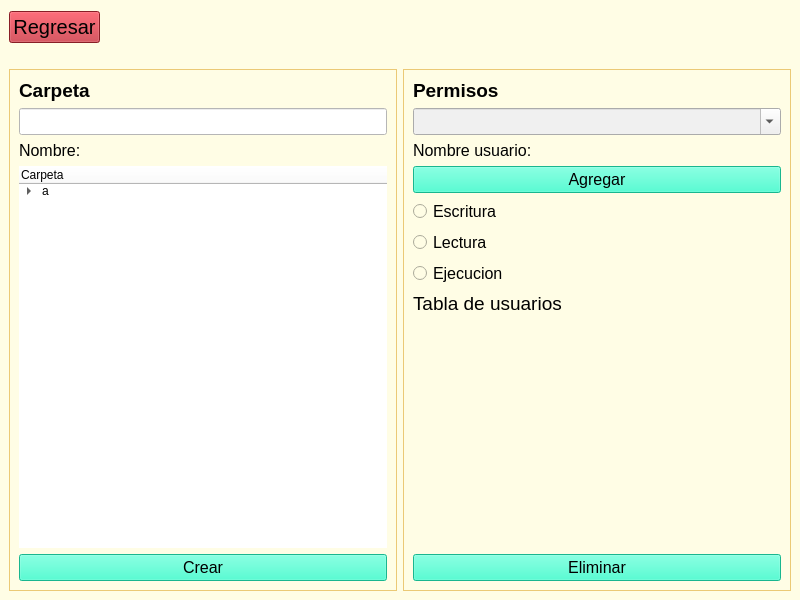
enajera123/Proyectos-So, file Proyecto 3/vista/modificar.ui: the form before one commit.
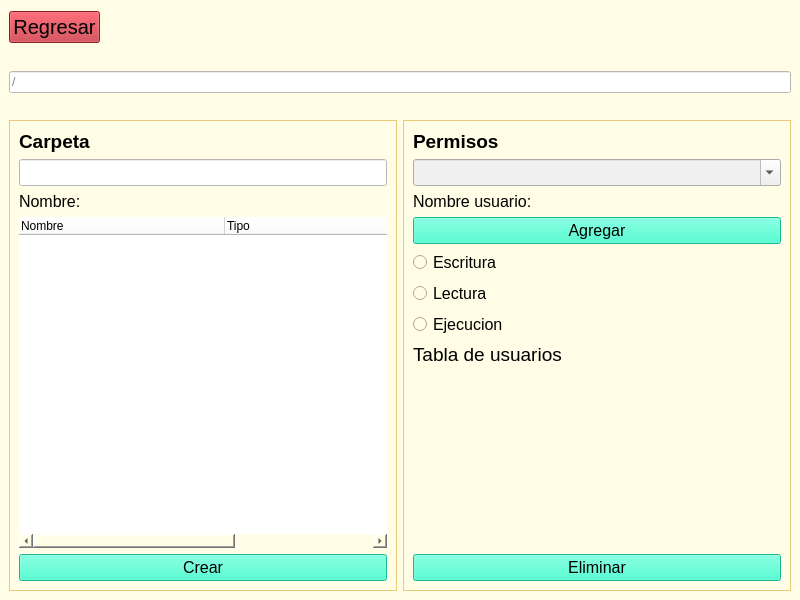
The form after the commit. Icons and pictures are not drawn.

```diff
--- a/Proyecto 3/vista/modificar.ui
+++ b/Proyecto 3/vista/modificar.ui
@@ -109,6 +109,52 @@
       <property name="frameShadow">
        <enum>QFrame::Raised</enum>
       </property>
+      <layout class="QVBoxLayout" name="verticalLayout_4" stretch="1,11">
+       <property name="leftMargin">
+        <number>0</number>
+       </property>
+       <property name="topMargin">
+        <number>0</number>
+       </property>
+       <property name="rightMargin">
+        <number>0</number>
+       </property>
+       <property name="bottomMargin">
+        <number>0</number>
+       </property>
+       <item>
+        <widget class="QFrame" name="panelRuta">
+         <property name="frameShape">
+          <enum>QFrame::StyledPanel</enum>
+         </property>
+         <property name="frameShadow">
+          <enum>QFrame::Raised</enum>
+         </property>
+         <layout class="QHBoxLayout" name="horizontalLayout_3">
+          <item>
+           <widget class="QLineEdit" name="txtRuta">
+            <property name="styleSheet">
+             <string notr="true">background-color:white;</string>
+            </property>
+            <property name="readOnly">
+             <bool>true</bool>
+            </property>
+            <property name="placeholderText">
+             <string>/</string>
+            </property>
+           </widget>
+          </item>
+         </layout>
+        </widget>
+       </item>
+       <item>
+        <widget class="QFrame" name="PanelContenidoInferior">
+         <property name="frameShape">
+          <enum>QFrame::StyledPanel</enum>
+         </property>
+         <property name="frameShadow">
+          <enum>QFrame::Raised</enum>
+         </property>
       <layout class="QHBoxLayout" name="horizontalLayout">
        <item>
         <widget class="QFrame" name="Carpeta">
@@ -174,36 +220,37 @@
            </widget>
           </item>
           <item>
-           <widget class="QTreeWidget" name="twUbicacion">
+              <widget class="QTreeWidget" name="arbolPrincipal">
             <property name="styleSheet">
              <string notr="true">background-color:white;</string>
             </property>
+               <property name="indentation">
+                <number>20</number>
+               </property>
             <property name="columnCount">
-             <number>1</number>
+                <number>3</number>
             </property>
             <attribute name="headerVisible">
              <bool>true</bool>
             </attribute>
+               <attribute name="headerDefaultSectionSize">
+                <number>206</number>
+               </attribute>
             <column>
              <property name="text">
-              <string>Carpeta</string>
-             </property>
-            </column>
-            <item>
+                 <string>Nombre</string>
+                </property>
+               </column>
+               <column>
              <property name="text">
-              <string>a</string>
-             </property>
-             <item>
+                 <string>Tipo</string>
+                </property>
+               </column>
+               <column>
               <property name="text">
-               <string>b</string>
-              </property>
-              <item>
-               <property name="text">
-                <string>c</string>
-               </property>
-              </item>
-             </item>
-            </item>
+                 <string>Ruta</string>
+                </property>
+               </column>
            </widget>
           </item>
           <item>
@@ -412,6 +459,9 @@
             <property name="text">
              <string>Eliminar</string>
             </property>
+              </widget>
+             </item>
+            </layout>
            </widget>
           </item>
          </layout>
```
Lines whose indentation alone changed are shown as unchanged.
